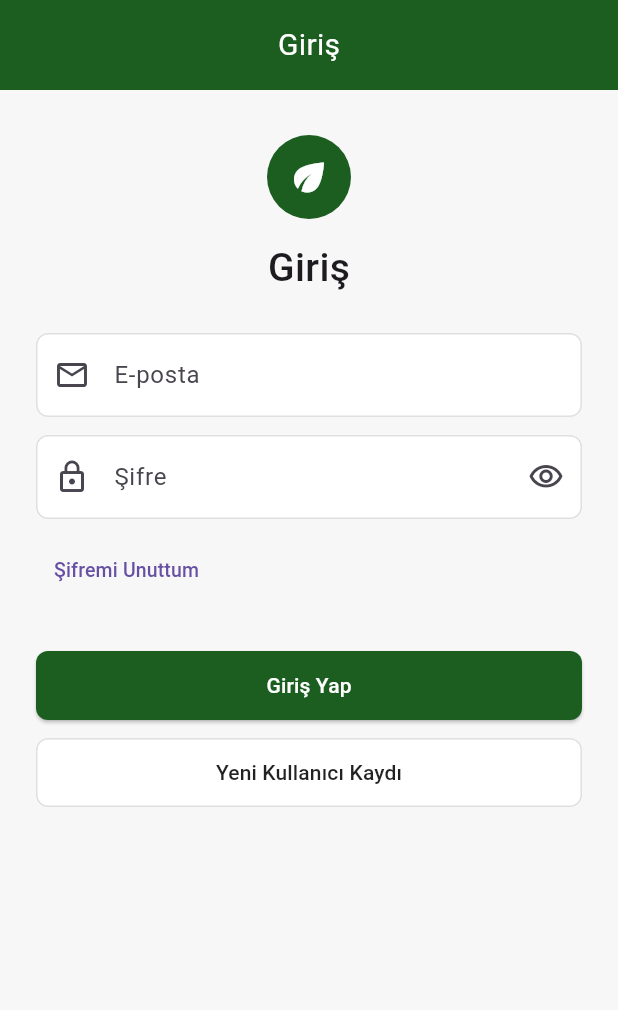
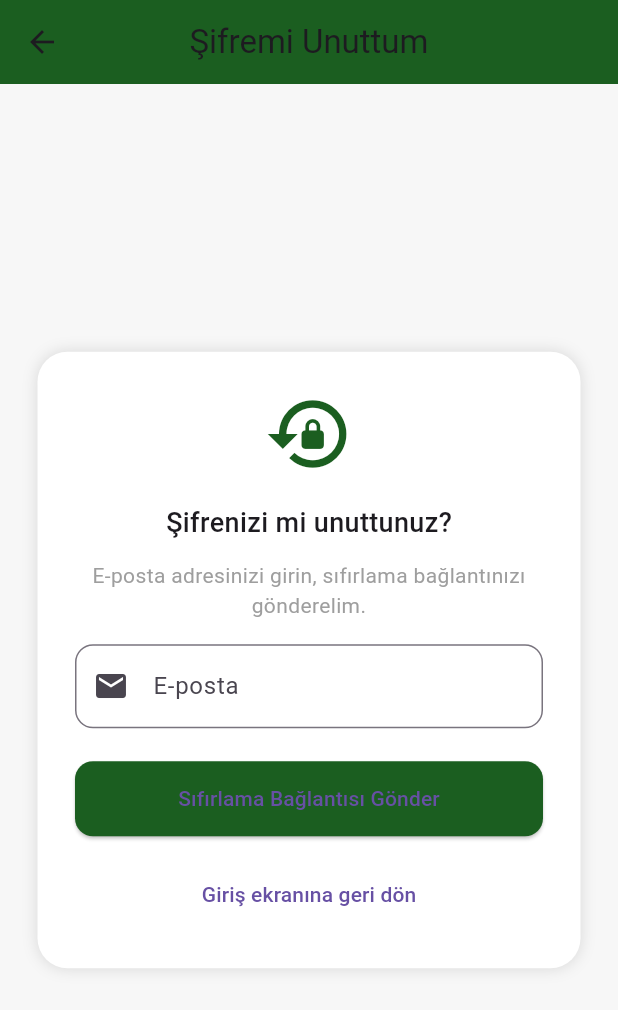
Before and after one commit to Snnryslmn/DBli-carbon-footprint-app, a Flutter app: the screen it shows after launch, after a tap on "Şifremi Unuttum", on a phone screen of 412 x 824 dp. Shown: the top 1010 px of the screen. Run offline on Flutter 3.47's test engine with Material 3 defaults, Android fonts, the phone set to English and light mode, and no system bars.

Commit message:
forgot password yuklendi

```diff
--- /dev/null
+++ b/lib/forgot_password.dart
@@ -0,0 +1,132 @@
+
+import 'package:flutter/material.dart';
+class ForgotPasswordPage extends  StatelessWidget {
+  const ForgotPasswordPage({super.key});
+@override
+  Widget build(BuildContext context){
+
+const Color greenColor =Color (0xFF1B5E20);
+return Scaffold(
+  backgroundColor: const  Color(0xFFF7F7F7),
+  appBar: AppBar(
+    backgroundColor: const  Color(0xFF1B5E20),
+    elevation: 0,
+    title: const Text("Şifremi Unuttum"),
+    centerTitle: true,
+
+  ),
+  body :Center(
+    child: Padding(padding: const EdgeInsets.all(25),
+    child:Container(
+      padding: const EdgeInsets.all(25),
+      decoration: BoxDecoration(
+        color:Colors.white,
+        borderRadius: BorderRadius.circular(20),
+        boxShadow: [
+          BoxShadow(
+            color:Colors.black12,
+            blurRadius: 8,
+          )
+        ]
+      ),
+      child: Column(
+        mainAxisSize: MainAxisSize.min,
+        children:[
+          const Icon( Icons.lock_reset,
+          size:60,
+          color: greenColor,
+          ),
+          const SizedBox(height:16),
+
+          const Text("Şifrenizi mi unuttunuz?",
+          style: TextStyle(
+            fontSize: 18,
+            fontWeight: FontWeight.w500,
+
+          ),
+          ),
+          const SizedBox(height:12),
+          const Text(
+            "E-posta adresinizi girin, sıfırlama bağlantınızı gönderelim.",
+            textAlign: TextAlign.center,
+            style: TextStyle(color:Colors.grey),
+          ),
+          const SizedBox(height: 16),
+
+          TextField(
+            decoration: InputDecoration(
+              hintText: "E-posta",
+              prefixIcon: const Icon(Icons.email),
+              border: OutlineInputBorder(
+                borderRadius: BorderRadius.circular(12),
+              ),
+            ),
+          ),
+          const SizedBox(height: 22),
+
+          SizedBox(
+            width: double.infinity,
+            height: 50,
+            child: ElevatedButton(
+              style: ElevatedButton.styleFrom(
+                backgroundColor: const Color(0xFF1B5E20),
+                shape: RoundedRectangleBorder(
+                  borderRadius: BorderRadius.circular(12),
+                ),
+              ),
+              onPressed:() {
+                showDialog(context:context,
+                builder: (context)=> AlertDialog(
+                  shape: RoundedRectangleBorder(
+                    borderRadius: BorderRadius.circular(16),
+                  ),
+                  content:Column(
+                    mainAxisSize: MainAxisSize.min,
+                    children:const[
+                      Icon(Icons.check_circle,color: greenColor,
+                      size:60),
+                      SizedBox(height:10),
+                      Text(
+                     "Bağlantı Gönderildi",
+                     style:TextStyle(
+                      fontWeight: FontWeight.w500)
+                      ),
+                      SizedBox(height:5),
+                     Text("E-posta adresinizi kontrol edin.",
+                     textAlign: TextAlign.center,
+          ),
+                    ],
+                  ),
+                  actions:[
+                    TextButton(
+                      onPressed:() {
+                        Navigator.pop(context);
+                      },
+                      child: const Text("Tamam"),
+                    )
+                  ],
+                ),
+                );
+              },
+              child: const Text("Sıfırlama Bağlantısı Gönder"),
+
+            ),
+          ),
+          const SizedBox(height:15),
+          TextButton(
+            onPressed: (){
+              Navigator.pop(context);
+            },
+            child: const Text("Giriş ekranına geri dön"),
+          )
+
+
+
+      ],
+      ),
+     ),
+   ),
+ ),
+  );
+}
+}
--- a/lib/main.dart
+++ b/lib/main.dart
@@ -1,6 +1,7 @@
 import 'package:flutter/material.dart';
 import 'welcome_screen.dart';
 import 'new_user.dart';
+import 'forgot_password.dart';
 
 void main(){
   runApp(const MyApp());
@@ -117,6 +118,12 @@ const SizedBox(height:10),
 alignment :Alignment.centerLeft,
 child:TextButton(
   onPressed:(){
+    Navigator.push(
+        context,
+        MaterialPageRoute(
+          builder: (context) => const ForgotPasswordPage(),
+        ),
+      );
     print("Şifremi unuttum tıklandı");
   },
   child:const Text(
```
